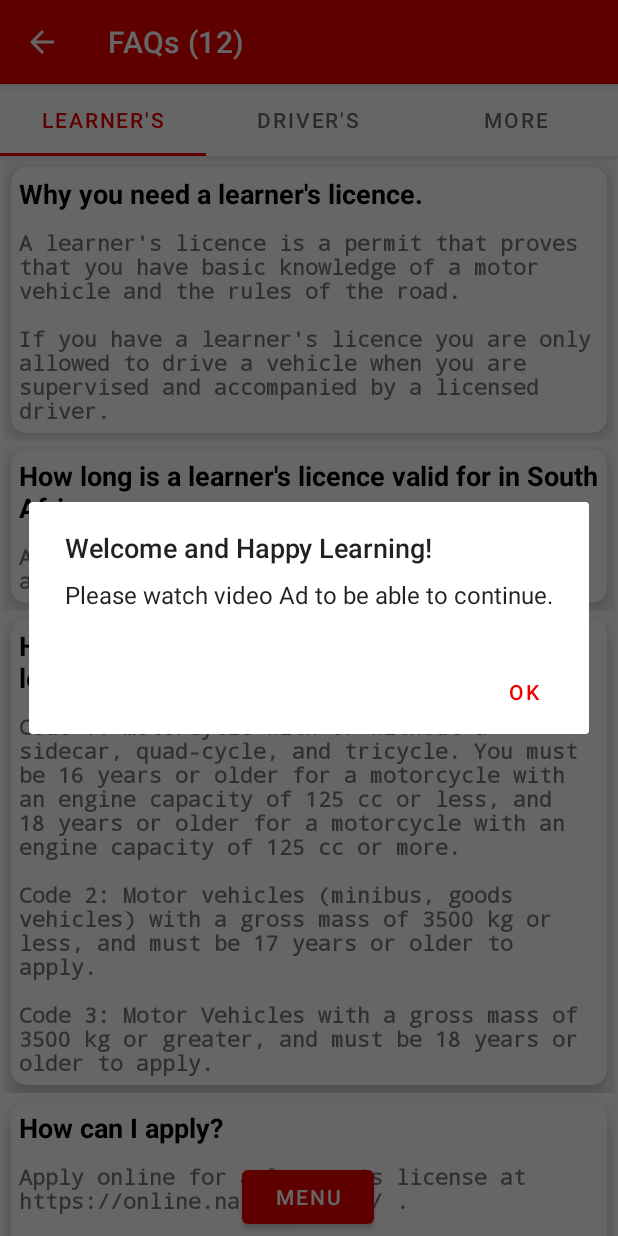
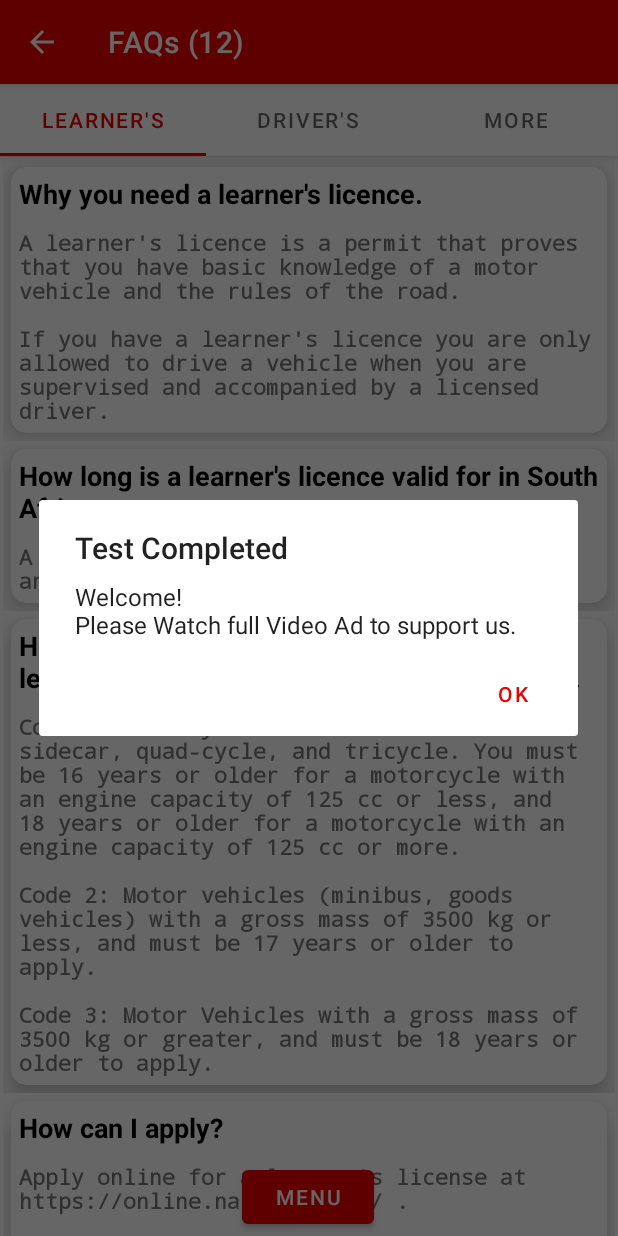
Before and after one commit to Sfami/New, an Android app: the screen it shows after launch (MainActivity), after a tap on "MENU", on a phone screen of 412 x 824 dp. Run offline under Robolectric (Android 15) with nearby library versions, the phone set to English and light mode, and no system bars; our stand-ins replace AdMob; pictures from the network do not load; 2 statements that could not run were skipped.

```diff
--- a/app/src/main/java/sfami/softwares/k53reliable/LearnersManualFragment.java
+++ b/app/src/main/java/sfami/softwares/k53reliable/LearnersManualFragment.java
@@ -54,41 +54,16 @@ public class LearnersManualFragment extends Fragment {
         // Inflate the layout for this fragment
         View view = inflater.inflate(R.layout.fragment_learners_manual, container, false);
 
-
         RecyclerView recyclerView = view.findViewById(R.id.recyclerView);
         recyclerView.setHasFixedSize(true);
         recyclerView.setLayoutManager(new LinearLayoutManager(getContext()));
 
-
         MyRoadRulesAdapter myRoadRulesAdapter = new MyRoadRulesAdapter(myRoadRuleData,this.getActivity());
         recyclerView.setAdapter(myRoadRulesAdapter);
-
-
 
         mAdView = view.findViewById(R.id.adView);
         AdRequest adRequest = new AdRequest.Builder().build();
         mAdView.loadAd(adRequest);
-
-//        AdRequest adRequest = new AdRequest.Builder().build();
-
-        InterstitialAd.load(getContext(),"ca-app-pub-3940256099942544/1033173712", adRequest,
-                new InterstitialAdLoadCallback() {
-                    @Override
-                    public void onAdLoaded(@NonNull InterstitialAd interstitialAd) {
-                        // The mInterstitialAd reference will be null until
-                        // an ad is loaded.
-                        mInterstitialAd = interstitialAd;
-                        Log.i(TAG, "onAdLoaded");
-                    }
-
-                    @Override
-                    public void onAdFailedToLoad(@NonNull LoadAdError loadAdError) {
-                        // Handle the error
-                        Log.i(TAG, loadAdError.getMessage());
-                        mInterstitialAd = null;
-                    }
-        });
-
 
         RewardedAd.load(getContext(), "ca-app-pub-2673466865976859/1247420299",
                 adRequest, new RewardedAdLoadCallback() {
@@ -107,22 +82,13 @@ public class LearnersManualFragment extends Fragment {
                 });
 
 
-
         button = view.findViewById(R.id.button);
 
         button.setOnClickListener(new View.OnClickListener() {
             @Override
             public void onClick(View view) {
                 Toast.makeText(getActivity(),button.getText(), Toast.LENGTH_SHORT).show();
-
                 submitDialog();
-
-//                if (mInterstitialAd != null) {
-//                    mInterstitialAd.show(getActivity());
-//                    startFragmentsActivity();
-//                } else {
-//                    Log.d("TAG", "The interstitial ad wasn't ready yet.");
-//                }
             }
         });
 
@@ -131,19 +97,10 @@ public class LearnersManualFragment extends Fragment {
 
 
     public void submitDialog(){
-        AlertDialog.Builder builder
-                = new AlertDialog
-                .Builder(getContext());
-
-        // Set the message show for the Alert time
-        builder.setMessage("Please watch video Ad to be able to continue.");
-
-        // Set Alert Title
-        builder.setTitle("Welcome and Happy Learning!");
-
-        // Set Cancelable false
-        // for when the user clicks on the outside
-        // the Dialog Box then it will remain show
+        AlertDialog.Builder builder = new AlertDialog.Builder(getContext());
+        String msg = String.format("Welcome!%s\nPlease Watch full Video Ad to support us.", "");
+        builder.setMessage(msg);
+        builder.setTitle("Test Completed");
         builder.setCancelable(false);
 
         builder.setPositiveButton("Ok", new DialogInterface.OnClickListener() {
@@ -163,18 +120,16 @@ public class LearnersManualFragment extends Fragment {
                         }
                     });
                 } else {
+                    startFragmentsActivity();
                     Log.d(TAG, "The rewarded ad wasn't ready yet.");
                 }
-                // When the user click yes button
-                // then app will close
-//                finish();
+
             }
         });
-        // Create the Alert dialog
         AlertDialog alertDialog = builder.create();
-        // Show the Alert Dialog box
         alertDialog.show();
     }
+
     public void startFragmentsActivity(){
         Intent faqs = new Intent(this.getContext(), FragmentsActivity.class);
         startActivity(faqs);
```
Also changed, not shown: app/src/main/java/sfami/softwares/k53reliable/DriversManualFragment.java (+1 -7 lines), app/src/main/java/sfami/softwares/k53reliable/QuizActivity.java (+20 -100 lines).
